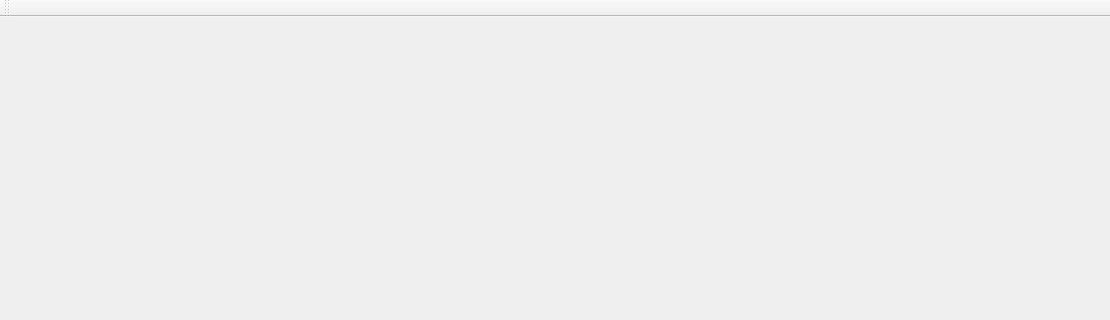
The window that task5/FileShow/mainwindow.ui (tonggege001/OSDesign) describes before a commit, drawn with Qt 5; both pictures show x 0 to 1110 and y 0 to 320 of the 1110 by 617 pixel window.
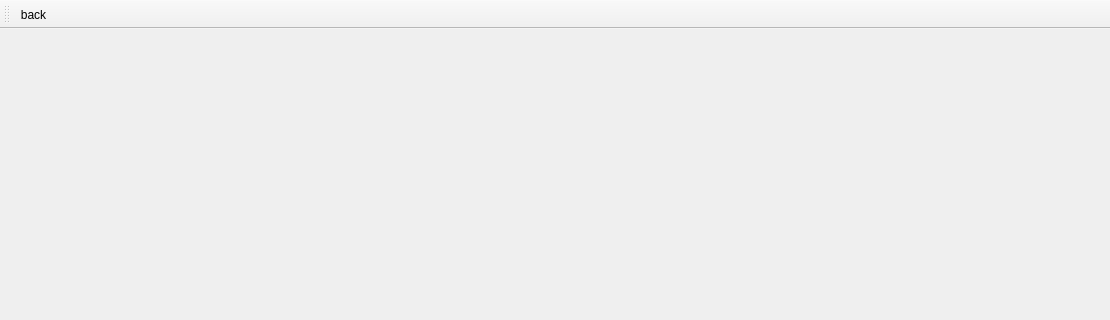
The same window after the commit.

```diff
--- a/task5/FileShow/mainwindow.ui
+++ b/task5/FileShow/mainwindow.ui
@@ -23,7 +23,11 @@
       <height>551</height>
      </rect>
     </property>
-    <layout class="QGridLayout" name="gridLayout"/>
+    <layout class="QGridLayout" name="gridLayout" rowminimumheight="0" columnminimumwidth="0">
+     <property name="sizeConstraint">
+      <enum>QLayout::SetMinimumSize</enum>
+     </property>
+    </layout>
    </widget>
   </widget>
   <widget class="QMenuBar" name="menuBar">
@@ -43,8 +47,17 @@
    <attribute name="toolBarBreak">
     <bool>false</bool>
    </attribute>
+   <addaction name="actionback"/>
   </widget>
   <widget class="QStatusBar" name="statusBar"/>
+  <action name="actionback">
+   <property name="text">
+    <string>back</string>
+   </property>
+   <property name="toolTip">
+    <string>&lt;html&gt;&lt;head/&gt;&lt;body&gt;&lt;p&gt;&lt;span style=&quot; font-size:24pt; font-weight:600;&quot;&gt;BACK&lt;/span&gt;&lt;/p&gt;&lt;/body&gt;&lt;/html&gt;</string>
+   </property>
+  </action>
  </widget>
  <layoutdefault spacing="6" margin="11"/>
  <resources/>
```
Left out of the diff: 16 changed lines with no effect on the pictures.
